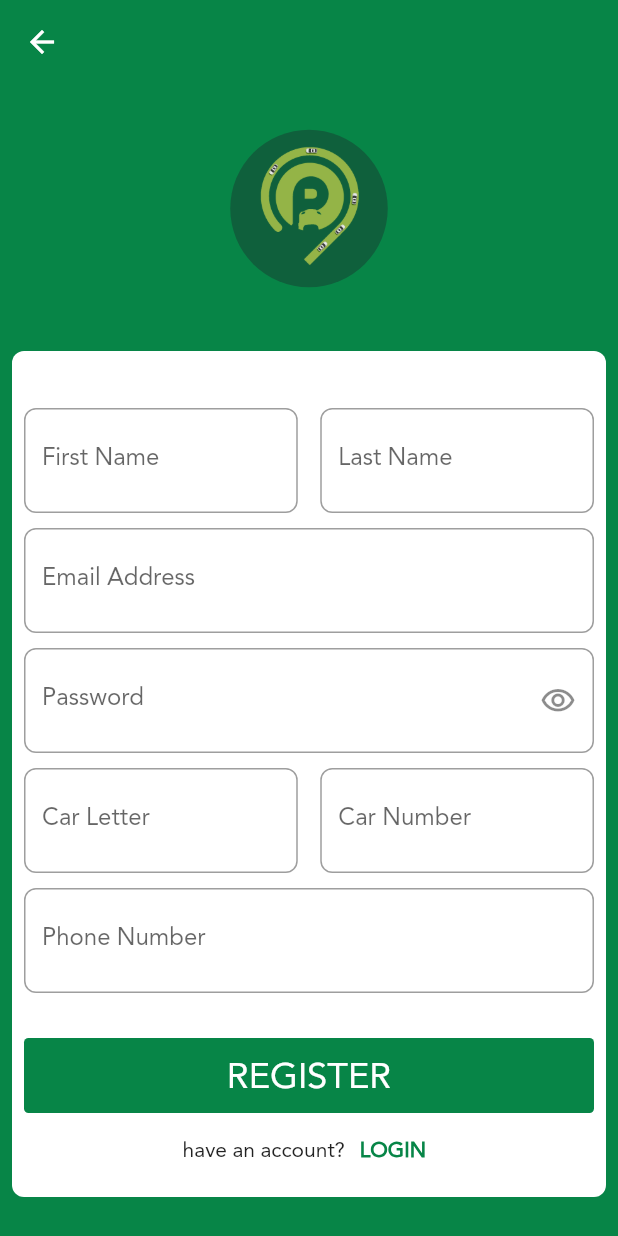
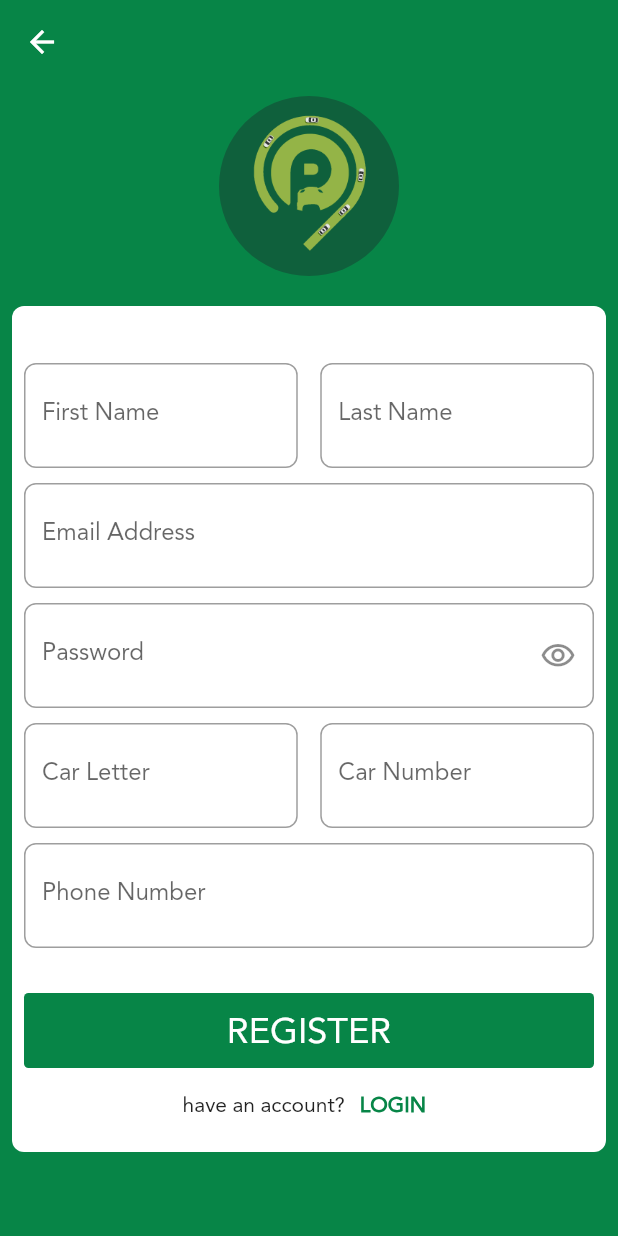
Before and after one commit to Dabash99/ParkinGrid, a Flutter app: the screen it shows after launch, after a tap on "LOGIN", after a tap on "REGISTER NOW", on a phone screen of 412 x 824 dp. Run offline on Flutter 3.47's test engine with Material 2 defaults, Android fonts, the phone set to English and light mode, and no system bars; drawn by our look-alikes of widget_circular_animator; our stand-ins replace bloc, circular_countdown_timer, conditional_builder, dio, flutter_bloc, fluttertoast and 4 more; missing offline and left inert: flutter_polyline_points; accounts and stored records are empty.

```diff
--- a/lib/main.dart
+++ b/lib/main.dart
@@ -11,28 +11,21 @@ import 'package:parking_gird/shared/network/remote/dio_helper.dart';
 import 'package:parking_gird/shared/styles/themes.dart';
 
 void main() async {
-
   WidgetsFlutterBinding.ensureInitialized();
   Bloc.observer = MyBlocObserver();
   DioHelper.init();
 
-  Widget widget;
   await CacheHelper.init();
+
   token = CacheHelper.getData(key: 'token');
-  if (token != null) {
-    widget = HomeScreen();
-  } else {
-    widget = SplashScreen();
-  }
 
-  runApp(MyApp(startWidget: widget));
+
+  runApp(MyApp());
 }
 
 class MyApp extends StatelessWidget {
 
-  final Widget startWidget;
 
-  MyApp({this.startWidget});
 
   @override
   Widget build(BuildContext context) {
@@ -52,7 +45,7 @@ class MyApp extends StatelessWidget {
             color: Colors.green,
             title: 'Parking Grid',
             theme: lightTheme,
-            home: startWidget,
+            home: SplashScreen(),
           );
         },
       ),
--- a/lib/modules/login/cubit/login_cubit.dart
+++ b/lib/modules/login/cubit/login_cubit.dart
@@ -27,7 +27,7 @@ class LoginCubit extends Cubit<LoginState> {
       'password':password
     }).then((value){
       loginModel= LoginModel.fromJson(value.data);
-      print(value.data);
+      print('Login Model Data === ${loginModel.token}');
       emit(LoginSuccessState(loginModel));
     }).catchError((error){
       print('Error : ${error.toString()}');
--- a/lib/modules/login/login_screen.dart
+++ b/lib/modules/login/login_screen.dart
@@ -1,4 +1,3 @@
-import 'package:blinking_point/blinking_point.dart';
 import 'package:conditional_builder/conditional_builder.dart';
 import 'package:flutter/material.dart';
 import 'package:flutter_bloc/flutter_bloc.dart';
@@ -8,7 +7,6 @@ import 'package:parking_gird/modules/register_screen/register_screen.dart';
 import 'package:parking_gird/shared/components/components.dart';
 import 'package:parking_gird/shared/components/constants.dart';
 import 'package:parking_gird/shared/network/local/cache_helper.dart';
-import 'package:parking_gird/shared/styles/colors.dart';
 
 class LoginScreen extends StatelessWidget {
   var emailController = TextEditingController();
@@ -25,13 +23,16 @@ class LoginScreen extends StatelessWidget {
             if (state.loginModel.status) {
               CacheHelper.saveData(key: 'token', value: state.loginModel.token)
                   .then((value) {
-                token = state.loginModel.token;
+                    token=state.loginModel.token;
                 navigateAndFinish(context, HomeScreen());
               });
               showToastt(msg: state.loginModel.msg, state: ToastStates.SUCCESS);
             } else {
               showToastt(msg: state.loginModel.msg, state: ToastStates.ERROR);
             }
+          }
+          if(state is LoginErrorState){
+            showToastt(msg: 'Invalid Email or Password', state: ToastStates.ERROR);
           }
         },
         builder: (context, state) {
@@ -81,6 +82,9 @@ class LoginScreen extends StatelessWidget {
                                       if (value.isEmpty) {
                                         return 'Please enter Your Email Address';
                                       }
+                                      if(!value.contains('@')){
+                                        return 'Please Enter Valid Email';
+                                      }
                                     },
                                     label: 'Email Address',
                                     prefix: Icons.email_rounded),
@@ -95,7 +99,7 @@ class LoginScreen extends StatelessWidget {
                                         .changePasswordVisibility();
                                   },
                                   validate: (String value) {
-                                    if (value.isEmpty) {
+                                    if (value.isEmpty || value.length < 8) {
                                       return 'Password is too short';
                                     }
                                   },
--- a/lib/modules/register_screen/register_screen.dart
+++ b/lib/modules/register_screen/register_screen.dart
@@ -25,19 +25,16 @@ class RegisterScreen extends StatelessWidget {
       child: BlocConsumer<RegisterCubit, RegisterState>(
         listener: (context, state) {
           // TODO: implement listener
-
           if (state is RegisterSuccessState) {
             if (state.loginModel.status) {
               print(state.loginModel.token);
-              CacheHelper.saveData(key: 'token', value: state.loginModel.token,
-              )
+              CacheHelper.saveData(key: 'token', value: state.loginModel.token,)
                   .then((value) {
                 token=state.loginModel.token;
-
                 navigateAndFinish(context, HomeScreen());
               });
               showToastt(msg: state.loginModel.msg, state: ToastStates.SUCCESS);
-            } else {
+            } else{
               showToastt(msg: state.loginModel.msg, state: ToastStates.ERROR);
             }
           }
@@ -55,7 +52,19 @@ class RegisterScreen extends StatelessWidget {
                   child: Column(
                     crossAxisAlignment: CrossAxisAlignment.start,
                     children: [
-                      logoNewDesign(),
+                      Center(
+                        child: Container(
+                          width: 120,
+                          height: 120,
+                          decoration: BoxDecoration(
+                              color: Colors.grey.shade900.withOpacity(0.3).withGreen(10),
+                              borderRadius: BorderRadius.circular(150)),
+                          child: Image.asset(
+                            'assets/images/logo_splash.png',
+                            fit: BoxFit.cover,
+                          ),
+                        ),
+                      ),
                       SizedBox(
                         height: 20,
                       ),
@@ -113,6 +122,9 @@ class RegisterScreen extends StatelessWidget {
                                     if (value.isEmpty) {
                                       return 'Required Field';
                                     }
+                                    if(!value.contains('@')){
+                                      return 'Please Enter Valid Email';
+                                    }
                                   },
                                   label: 'Email Address',
                                   prefix: null),
@@ -129,6 +141,9 @@ class RegisterScreen extends StatelessWidget {
                                 validate: (String value) {
                                   if (value.isEmpty) {
                                     return 'Required Field';
+                                  }
+                                  if (value.length< 8){
+                                    return 'Password at least 8 characters';
                                   }
                                 },
                                 isPassword:
@@ -149,6 +164,9 @@ class RegisterScreen extends StatelessWidget {
                                         if (value.isEmpty) {
                                           return 'Required Field';
                                         }
+                                        if(value.length< 2){
+                                          return 'Car Letter at least 2 Letters';
+                                        }
                                       },
                                       label: 'Car Letter',
                                     ),
@@ -163,6 +181,9 @@ class RegisterScreen extends StatelessWidget {
                                       validate: (String value) {
                                         if (value.isEmpty) {
                                           return 'Required Field';
+                                        }
+                                        if(value.length< 2){
+                                          return 'Car Number at least 2 Numbers';
                                         }
                                       },
                                       label: 'Car Number',
@@ -179,6 +200,9 @@ class RegisterScreen extends StatelessWidget {
                                   validate: (String value) {
                                     if (value.isEmpty) {
                                       return 'Required Field';
+                                    }
+                                    if(value.length == 10){
+                                      return 'InValid Phone Number';
                                     }
                                   },
                                   label: 'Phone Number',
--- a/lib/modules/splash_screen.dart
+++ b/lib/modules/splash_screen.dart
@@ -1,7 +1,9 @@
 
 import 'package:flutter/material.dart';
+import 'package:parking_gird/modules/home_screen/home_screen.dart';
 import 'package:parking_gird/modules/login/login_screen.dart';
 import 'package:parking_gird/shared/components/components.dart';
+import 'package:parking_gird/shared/components/constants.dart';
 import 'dart:async';
 
 import 'package:parking_gird/shared/styles/colors.dart';
@@ -9,20 +11,31 @@ import 'package:widget_circular_animator/widget_circular_animator.dart';
 
 
 class SplashScreen extends StatefulWidget {
+
   @override
   _SplashScreenState createState() => _SplashScreenState();
+
+
 }
-
 
 class _SplashScreenState extends State<SplashScreen> {
 
   @override
   void initState() {
     super.initState();
+    Widget WWidget;
+
+    if(token != null){
+      WWidget =HomeScreen();
+    }else{
+      WWidget =LoginScreen();
+    }
+    print('TOKKKKEn ==$token');
     Timer(
         Duration(seconds: 5),
-            ()=> navigateAndFinish(context, LoginScreen()));
+            ()=> navigateAndFinish(context, WWidget));
   }
+
   @override
   Widget build(BuildContext context) {
     return Scaffold(
--- a/lib/shared/components/constants.dart
+++ b/lib/shared/components/constants.dart
@@ -27,10 +27,8 @@ void printFullText(String text){
 }
 
 
-String token ='';
+String token ;
 String googleMapAPI ='AIzaSyBzAkqmEqPw2S98nAA6oG31iqu_L6mw4n0';
 String Ganame = CacheHelper.getData(key: 'Garage Name');
-/*String parkname = CacheHelper.getData(key: 'Parking Name');
-String parkfloor =CacheHelper.getData(key: 'Parking Floor');
-String id= CacheHelper.getData(key: 'ID');*/
+
 bool isSelected =false;
--- a/lib/shared/network/remote/dio_helper.dart
+++ b/lib/shared/network/remote/dio_helper.dart
@@ -10,6 +10,9 @@ class DioHelper {
       BaseOptions(
         baseUrl: 'https://graduation-project-apis.herokuapp.com/',
         receiveDataWhenStatusError: true,
+        headers:  {
+          'Content-Type': 'application/json',
+        }
       ),
     );
   }
@@ -73,4 +76,15 @@ class DioHelper {
       data: data,
     );
   }
+
+  static Future<Response> RegisterPost({
+    @required String url,
+    Map<String, dynamic> data,
+  }) async
+  {
+    return await dio.post(
+      url,
+      data: data,
+    );
+  }
 }
```
Also changed, not shown: lib/modules/register_screen/cubit/register_cubit.dart (+15 -8 lines), 1 other file.
